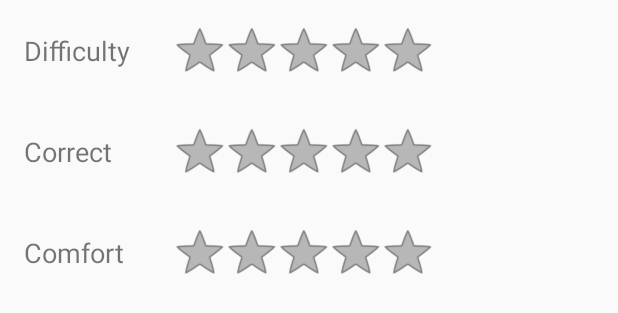
After one commit to LittleZombie/GoGoBike, an Android app: the layout rating_dialog.xml on its own in the app's theme, with its tools: preview values and no code run, on a phone screen of 412 x 824 dp. The commit adds this screen. Shown: the top 313 px of the screen. Run offline under Robolectric (Android 15) with nearby library versions, the light colour scheme and no system bars.

Commit message:
fix bugs and blah blah

```diff
--- a/app/src/main/AndroidManifest.xml
+++ b/app/src/main/AndroidManifest.xml
@@ -30,7 +30,8 @@
 
         <activity
             android:name=".HomeActivity"
-            android:theme="@style/AppTheme.NoActionBar">
+            android:theme="@style/AppTheme.NoActionBar"
+            android:launchMode="singleTask">
             <intent-filter>
                 <action android:name="android.intent.action.MAIN"/>
 
@@ -44,6 +45,7 @@
         </activity>
         <activity android:name=".AlarmSettingActivity">
         </activity>
+        <receiver android:name="gogobike.egg.com.util.AlarmReceiver"/>
     </application>
 
 </manifest>
--- a/app/src/main/java/gogobike/egg/com/gogobike/RouteListActivity.java
+++ b/app/src/main/java/gogobike/egg/com/gogobike/RouteListActivity.java
@@ -220,6 +220,7 @@ public class RouteListActivity extends AppCompatActivity implements AdapterView.
         bundle.putSerializable(MapActivity.SERIALIZABLE_BIKE_ROUTE_DATA, bikeRoute);
 
         intent.putExtras(bundle);
+        intent.putExtra(MapActivity.INTENT_MAP_MODE, mode);
         startActivity(intent);
     }
 
--- a/app/src/main/res/layout/map_activity.xml
+++ b/app/src/main/res/layout/map_activity.xml
@@ -9,6 +9,7 @@
         android:id="@+id/mapActivity_pokemonLinearLayout"
         android:layout_width="match_parent"
         android:layout_height="96dp"
+        android:layout_marginBottom="8dp"
         android:gravity="bottom"
         android:orientation="horizontal">
         <TextView
@@ -29,7 +30,6 @@
     <RelativeLayout
         android:layout_width="match_parent"
         android:layout_height="match_parent"
-        android:layout_marginTop="8dp"
         android:background="#2a4151"
         android:padding="4dp">
         <fragment
--- /dev/null
+++ b/app/src/main/res/layout/rating_dialog.xml
@@ -0,0 +1,62 @@
+<?xml version="1.0" encoding="utf-8"?>
+<LinearLayout xmlns:android="http://schemas.android.com/apk/res/android"
+              android:orientation="vertical"
+              android:layout_width="match_parent"
+              android:layout_height="match_parent">
+    <LinearLayout
+        android:layout_width="match_parent"
+        android:layout_height="wrap_content"
+        android:padding="16dp"
+        android:gravity="center_vertical"
+        android:orientation="horizontal">
+        <TextView
+            android:layout_width="100dp"
+            android:layout_height="wrap_content"
+            android:text="Difficulty"
+            android:textSize="18sp"/>
+
+        <RatingBar
+            android:layout_width="wrap_content"
+            android:layout_height="wrap_content"
+            style="@android:style/Widget.Holo.Light.RatingBar.Indicator"
+            android:isIndicator="false"/>
+    </LinearLayout>
+
+    <LinearLayout
+        android:layout_width="match_parent"
+        android:layout_height="wrap_content"
+        android:padding="16dp"
+        android:gravity="center_vertical"
+        android:orientation="horizontal">
+        <TextView
+            android:layout_width="100dp"
+            android:layout_height="wrap_content"
+            android:text="Correct"
+            android:textSize="18sp"/>
+
+        <RatingBar
+            android:layout_width="wrap_content"
+            android:layout_height="wrap_content"
+            style="@android:style/Widget.Holo.Light.RatingBar.Indicator"
+            android:isIndicator="false"/>
+    </LinearLayout>
+
+    <LinearLayout
+        android:layout_width="match_parent"
+        android:layout_height="wrap_content"
+        android:padding="16dp"
+        android:gravity="center_vertical"
+        android:orientation="horizontal">
+        <TextView
+            android:layout_width="100dp"
+            android:layout_height="wrap_content"
+            android:text="Comfort"
+            android:textSize="18sp"/>
+
+        <RatingBar
+            android:layout_width="wrap_content"
+            android:layout_height="wrap_content"
+            style="@android:style/Widget.Holo.Light.RatingBar.Indicator"
+            android:isIndicator="false"/>
+    </LinearLayout>
+</LinearLayout>
--- a/app/src/main/res/values/strings.xml
+++ b/app/src/main/res/values/strings.xml
@@ -6,6 +6,7 @@
     <string name="recommended_route_choose">Choose the type of route you want to riding</string>
     <string name="no_route_found">Sorry! \nWe have no route for your choose. Please change your route area.</string>
     <string name="alarm_dialog_message">Setting the alarm clock?</string>
+    <string name="end_riding_dialog_message">Do you want to end riding this route?</string>
     <string-array name="area_spinner">
         <item>All</item>
         <item>Taipei</item>
```
Also changed, not shown: app/src/main/java/gogobike/egg/com/gogobike/AlarmSettingActivity.java (+9 -21 lines), app/src/main/java/gogobike/egg/com/gogobike/MapActivity.java (+70 -10 lines), app/src/main/java/gogobike/egg/com/util/AlarmReceiver.java (added, +41 -0 lines), app/src/main/res/drawable-mdpi/pokestop.png (added), app/src/main/res/drawable-xhdpi/pokestop.png (added), app/src/main/res/drawable-xxhdpi/pokestop.png (added).
